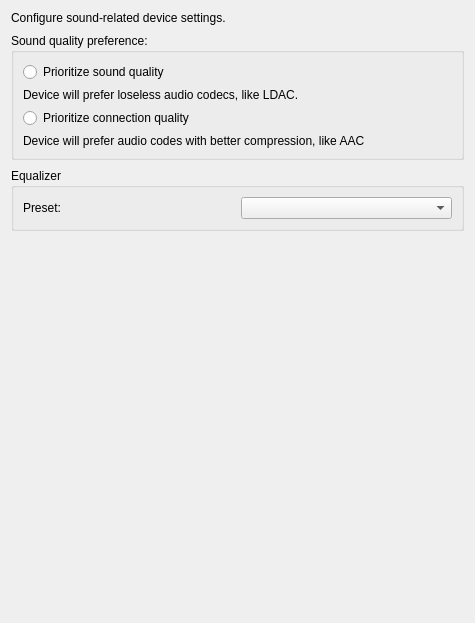
Old version of the form openfreebuds_qt/designer/sound_quality.ui in the repository melianmiko/OpenFreebuds.
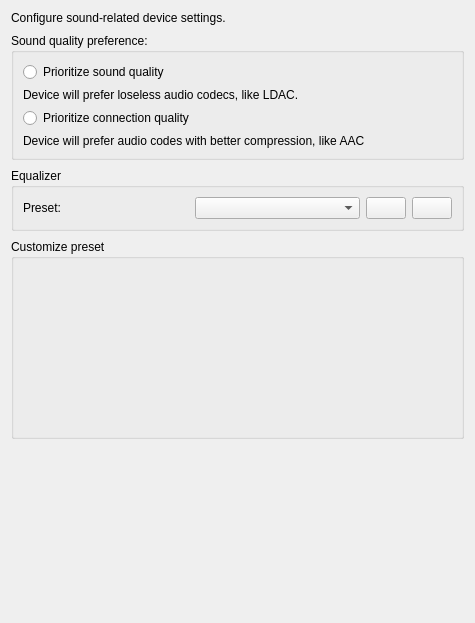
New version of the form. Icons and pictures are not drawn.

Commit message: Initial custom eq impl

Patch:
```diff
--- a/openfreebuds_qt/designer/sound_quality.ui
+++ b/openfreebuds_qt/designer/sound_quality.ui
@@ -73,6 +73,9 @@
       <string>Equalizer</string>
      </property>
      <layout class="QGridLayout" name="gridLayout">
+      <item row="0" column="1">
+       <widget class="QComboBox" name="eq_preset_box"/>
+      </item>
       <item row="0" column="0">
        <widget class="QLabel" name="label_3">
         <property name="text">
@@ -80,12 +83,79 @@
         </property>
        </widget>
       </item>
-      <item row="0" column="1">
-       <widget class="QComboBox" name="eq_preset_box"/>
+      <item row="0" column="2">
+       <widget class="QWidget" name="eq_custom_buttons" native="true">
+        <property name="sizePolicy">
+         <sizepolicy hsizetype="Fixed" vsizetype="Preferred">
+          <horstretch>0</horstretch>
+          <verstretch>0</verstretch>
+         </sizepolicy>
+        </property>
+        <layout class="QHBoxLayout" name="horizontalLayout">
+         <property name="leftMargin">
+          <number>0</number>
+         </property>
+         <property name="topMargin">
+          <number>0</number>
+         </property>
+         <property name="rightMargin">
+          <number>0</number>
+         </property>
+         <property name="bottomMargin">
+          <number>0</number>
+         </property>
+         <item>
+          <widget class="QPushButton" name="custom_create">
+           <property name="text">
+            <string/>
+           </property>
+           <property name="icon">
+            <iconset theme="zoom-out"/>
+           </property>
+          </widget>
+         </item>
+         <item>
+          <widget class="QPushButton" name="custm_delete">
+           <property name="text">
+            <string/>
+           </property>
+           <property name="icon">
+            <iconset theme="zoom-in"/>
+           </property>
+          </widget>
+         </item>
+        </layout>
+       </widget>
       </item>
      </layout>
     </widget>
    </item>
+   <item>
+    <widget class="QGroupBox" name="custom_eq_rows">
+     <property name="sizePolicy">
+      <sizepolicy hsizetype="Preferred" vsizetype="Fixed">
+       <horstretch>0</horstretch>
+       <verstretch>0</verstretch>
+      </sizepolicy>
+     </property>
+     <property name="minimumSize">
+      <size>
+       <width>0</width>
+       <height>200</height>
+      </size>
+     </property>
+     <property name="maximumSize">
+      <size>
+       <width>16777215</width>
+       <height>200</height>
+      </size>
+     </property>
+     <property name="title">
+      <string>Customize preset</string>
+     </property>
+     <layout class="QHBoxLayout" name="custom_eq_rows_layout"/>
+    </widget>
+   </item>
    <item>
     <spacer name="verticalSpacer">
      <property name="orientation">
```
Left out of the diff: 34 changed lines with no effect on the pictures. The commit also changes 11 other files.
